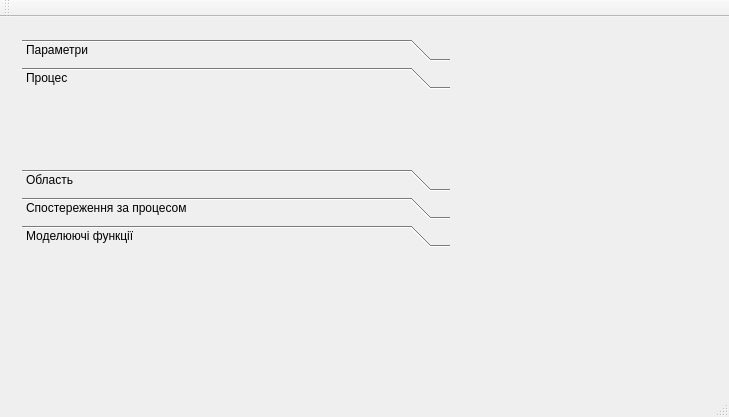
Qt form MathMod/mainwindow.ui (romathebest/stoyan) before a commit.
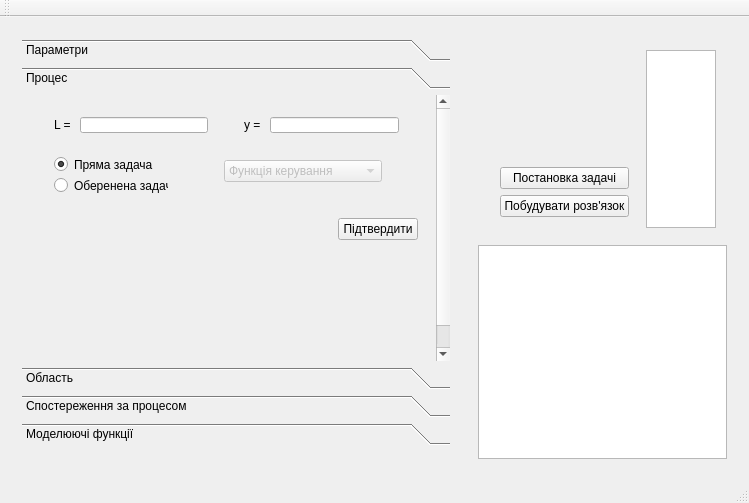
The same form after that commit. The open tabs and pages were chosen to show the change.

Commit message: update ui: 1- add process widget 2- add some text field for "pasport" + field for solution

Patch:
```diff
--- a/MathMod/mainwindow.ui
+++ b/MathMod/mainwindow.ui
@@ -7,7 +7,7 @@
     <x>0</x>
     <y>0</y>
     <width>729</width>
-    <height>417</height>
+    <height>503</height>
    </rect>
   </property>
   <property name="windowTitle">
@@ -139,8 +139,8 @@
            <rect>
             <x>0</x>
             <y>0</y>
-            <width>432</width>
-            <height>69</height>
+            <width>415</width>
+            <height>288</height>
            </rect>
           </property>
           <attribute name="label">
@@ -148,7 +148,170 @@
           </attribute>
           <layout class="QVBoxLayout" name="verticalLayout_2">
            <item>
-            <widget class="QWidget" name="widgetProcess" native="true"/>
+            <widget class="QWidget" name="widgetProcess" native="true">
+             <property name="sizePolicy">
+              <sizepolicy hsizetype="Preferred" vsizetype="Fixed">
+               <horstretch>0</horstretch>
+               <verstretch>0</verstretch>
+              </sizepolicy>
+             </property>
+             <property name="minimumSize">
+              <size>
+               <width>0</width>
+               <height>270</height>
+              </size>
+             </property>
+             <property name="maximumSize">
+              <size>
+               <width>16777215</width>
+               <height>270</height>
+              </size>
+             </property>
+             <widget class="QWidget" name="widget_11" native="true">
+              <property name="geometry">
+               <rect>
+                <x>10</x>
+                <y>0</y>
+                <width>176</width>
+                <height>38</height>
+               </rect>
+              </property>
+              <layout class="QHBoxLayout" name="horizontalLayout_9">
+               <item>
+                <widget class="QLabel" name="label">
+                 <property name="text">
+                  <string>L = </string>
+                 </property>
+                </widget>
+               </item>
+               <item>
+                <widget class="QLineEdit" name="lineEdit"/>
+               </item>
+              </layout>
+             </widget>
+             <widget class="QWidget" name="widget_12" native="true">
+              <property name="geometry">
+               <rect>
+                <x>200</x>
+                <y>0</y>
+                <width>177</width>
+                <height>38</height>
+               </rect>
+              </property>
+              <layout class="QHBoxLayout" name="horizontalLayout_10">
+               <item>
+                <widget class="QLabel" name="label_2">
+                 <property name="text">
+                  <string>y = </string>
+                 </property>
+                </widget>
+               </item>
+               <item>
+                <widget class="QLineEdit" name="lineEdit_2"/>
+               </item>
+              </layout>
+             </widget>
+             <widget class="QWidget" name="widget_13" native="true">
+              <property name="geometry">
+               <rect>
+                <x>10</x>
+                <y>40</y>
+                <width>136</width>
+                <height>58</height>
+               </rect>
+              </property>
+              <layout class="QVBoxLayout" name="verticalLayout_7">
+               <item>
+                <widget class="QRadioButton" name="radioButton">
+                 <property name="text">
+                  <string>Пряма задача</string>
+                 </property>
+                 <property name="checked">
+                  <bool>true</bool>
+                 </property>
+                </widget>
+               </item>
+               <item>
+                <widget class="QRadioButton" name="radioButton_2">
+                 <property name="text">
+                  <string>Оберенена задача</string>
+                 </property>
+                </widget>
+               </item>
+              </layout>
+             </widget>
+             <widget class="QWidget" name="widget_14" native="true">
+              <property name="geometry">
+               <rect>
+                <x>180</x>
+                <y>40</y>
+                <width>180</width>
+                <height>51</height>
+               </rect>
+              </property>
+              <layout class="QVBoxLayout" name="verticalLayout_8">
+               <item>
+                <widget class="QComboBox" name="comboBox">
+                 <property name="enabled">
+                  <bool>false</bool>
+                 </property>
+                 <item>
+                  <property name="text">
+                   <string>Функція керування</string>
+                  </property>
+                 </item>
+                 <item>
+                  <property name="text">
+                   <string>Крайові умови</string>
+                  </property>
+                 </item>
+                 <item>
+                  <property name="text">
+                   <string>Початкові умови</string>
+                  </property>
+                 </item>
+                 <item>
+                  <property name="text">
+                   <string>Крайові + початкові умови</string>
+                  </property>
+                 </item>
+                </widget>
+               </item>
+              </layout>
+             </widget>
+             <widget class="QWidget" name="widget_15" native="true">
+              <property name="geometry">
+               <rect>
+                <x>0</x>
+                <y>100</y>
+                <width>396</width>
+                <height>46</height>
+               </rect>
+              </property>
+              <layout class="QHBoxLayout" name="horizontalLayout_11">
+               <item>
+                <spacer name="horizontalSpacer_3">
+                 <property name="orientation">
+                  <enum>Qt::Horizontal</enum>
+                 </property>
+                 <property name="sizeHint" stdset="0">
+                  <size>
+                   <width>277</width>
+                   <height>13</height>
+                  </size>
+                 </property>
+                </spacer>
+               </item>
+               <item>
+                <widget class="QPushButton" name="pushButton_5">
+                 <property name="text">
+                  <string>Підтвердити</string>
+                 </property>
+                </widget>
+               </item>
+              </layout>
+             </widget>
+            </widget>
            </item>
           </layout>
          </widget>
@@ -277,6 +440,75 @@
         <verstretch>0</verstretch>
        </sizepolicy>
       </property>
+      <layout class="QVBoxLayout" name="verticalLayout_6">
+       <item>
+        <widget class="QWidget" name="widget_9" native="true">
+         <property name="sizePolicy">
+          <sizepolicy hsizetype="Preferred" vsizetype="Fixed">
+           <horstretch>0</horstretch>
+           <verstretch>0</verstretch>
+          </sizepolicy>
+         </property>
+         <property name="minimumSize">
+          <size>
+           <width>0</width>
+           <height>200</height>
+          </size>
+         </property>
+         <property name="maximumSize">
+          <size>
+           <width>16777215</width>
+           <height>200</height>
+          </size>
+         </property>
+         <layout class="QHBoxLayout" name="horizontalLayout_8">
+          <item>
+           <widget class="QWidget" name="widget_10" native="true">
+            <layout class="QVBoxLayout" name="verticalLayout_5">
+             <item>
+              <spacer name="verticalSpacer_2">
+               <property name="orientation">
+                <enum>Qt::Vertical</enum>
+               </property>
+               <property name="sizeHint" stdset="0">
+                <size>
+                 <width>20</width>
+                 <height>103</height>
+                </size>
+               </property>
+              </spacer>
+             </item>
+             <item>
+              <widget class="QPushButton" name="pushButton_4">
+               <property name="text">
+                <string>Постановка задачі</string>
+               </property>
+              </widget>
+             </item>
+             <item>
+              <widget class="QPushButton" name="pushButton_3">
+               <property name="text">
+                <string>Побудувати розв'язок</string>
+               </property>
+              </widget>
+             </item>
+            </layout>
+           </widget>
+          </item>
+          <item>
+           <widget class="QPlainTextEdit" name="plainTextEdit">
+            <property name="readOnly">
+             <bool>true</bool>
+            </property>
+           </widget>
+          </item>
+         </layout>
+        </widget>
+       </item>
+       <item>
+        <widget class="QGraphicsView" name="graphicsView"/>
+       </item>
+      </layout>
      </widget>
     </item>
    </layout>
```
Left out of the diff: 16 changed lines with no effect on the pictures. The commit also changes 3 other files.
